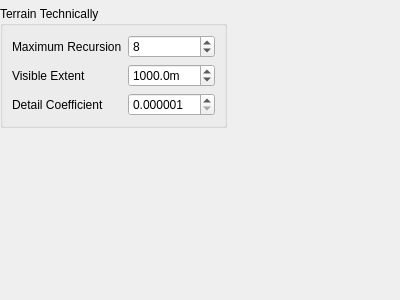
Above: src/gui/CosyGui/terrainfitting.ui from phresnel/picogen before the change. Below: the same form after it.
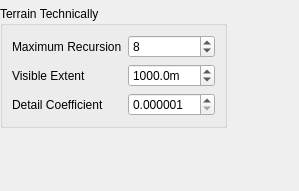
That is the form after the change. Custom widgets are drawn as their Qt base class.

Diff of the .ui file:
```diff
--- a/src/gui/CosyGui/terrainfitting.ui
+++ b/src/gui/CosyGui/terrainfitting.ui
@@ -6,8 +6,8 @@
    <rect>
     <x>0</x>
     <y>0</y>
-    <width>400</width>
-    <height>300</height>
+    <width>299</width>
+    <height>191</height>
    </rect>
   </property>
   <property name="windowTitle">
```
